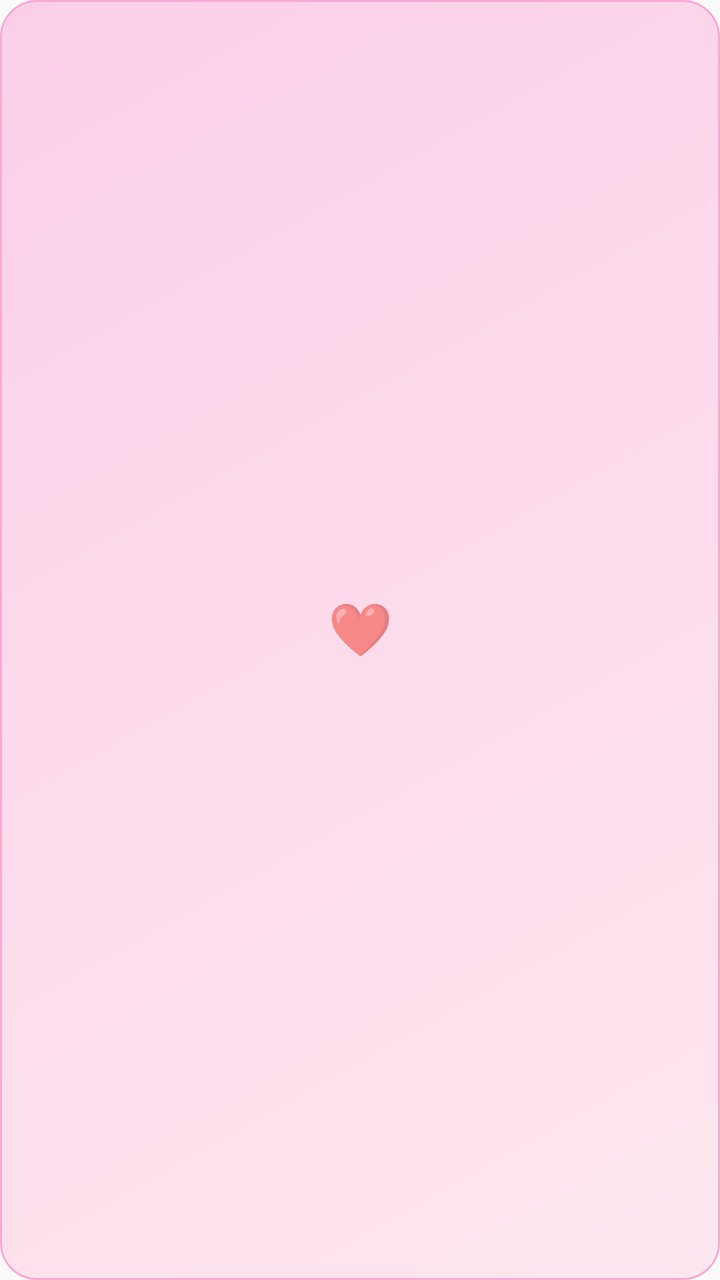
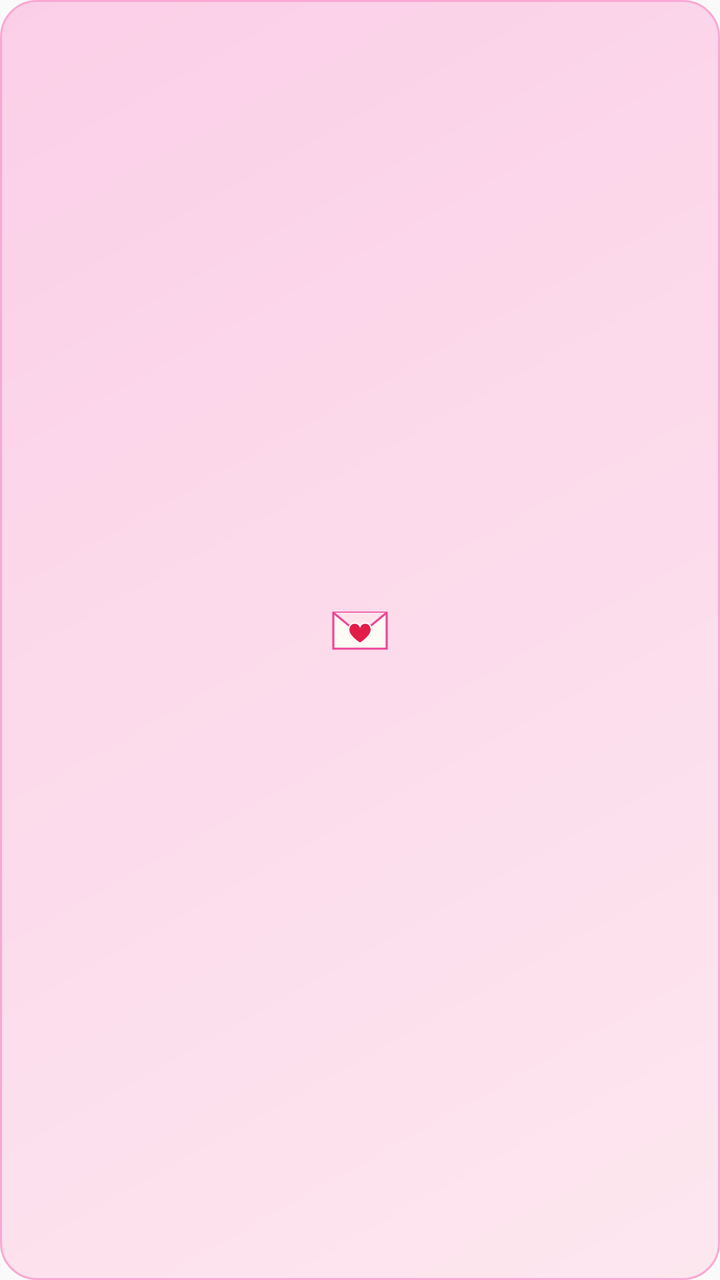

The first picture is an Android layout as it rendered before a commit; the second is the same layout after the commit. The layout source and the unified diff follow.
<!-- AndroidManifest.xml: application theme android:Theme.Material.Light.NoActionBar -->
<!-- res/layout/widget_intercourse.xml -->
<?xml version="1.0" encoding="utf-8"?>
<FrameLayout xmlns:android="http://schemas.android.com/apk/res/android"
    android:id="@+id/intercourse_root"
    android:layout_width="match_parent"
    android:layout_height="match_parent"
    android:background="@drawable/intercourse_bg">

    <LinearLayout
        android:layout_width="match_parent"
        android:layout_height="match_parent"
        android:orientation="vertical"
        android:gravity="center">

        <TextView
            android:id="@+id/tv_heart"
            android:layout_width="match_parent"
            android:layout_height="wrap_content"
            android:gravity="center"
            android:text="❤️"
            android:textSize="26sp" />

        <TextView
            android:id="@+id/tv_hint"
            android:layout_width="match_parent"
            android:layout_height="wrap_content"
            android:gravity="center"
            android:text=""
            android:textSize="9sp"
            android:textColor="#9D174D"
            android:maxLines="1" />
    </LinearLayout>

</FrameLayout>
<!-- resources referenced by this layout -->
<resources>
  <!-- drawable intercourse_bg (drawable) -->
  <?xml version="1.0" encoding="utf-8"?>
  <shape xmlns:android="http://schemas.android.com/apk/res/android" android:shape="rectangle">
      <gradient
          android:angle="135"
          android:startColor="#FDE7EF"
          android:endColor="#FBCFE8" />
      <corners android:radius="18dp" />
      <stroke android:width="1dp" android:color="#F9A8D4" />
  </shape>
</resources>

<!-- the commit's change to res/layout/widget_intercourse.xml (unified diff, before → after) -->
@@ -9,15 +9,15 @@
         android:layout_width="match_parent"
         android:layout_height="match_parent"
         android:orientation="vertical"
-        android:gravity="center">
+        android:gravity="center"
+        android:padding="2dp">
 
-        <TextView
-            android:id="@+id/tv_heart"
-            android:layout_width="match_parent"
-            android:layout_height="wrap_content"
-            android:gravity="center"
-            android:text="❤️"
-            android:textSize="26sp" />
+        <ImageView
+            android:id="@+id/iv_envelope"
+            android:layout_width="32dp"
+            android:layout_height="32dp"
+            android:src="@drawable/ic_envelope"
+            android:contentDescription="点击记录" />
 
         <TextView
             android:id="@+id/tv_hint"
@@ -25,7 +25,7 @@
             android:layout_height="wrap_content"
             android:gravity="center"
             android:text=""
-            android:textSize="9sp"
+            android:textSize="8sp"
             android:textColor="#9D174D"
             android:maxLines="1" />
     </LinearLayout>
<!-- resource entries referenced after the edit -->
@@ -1,5 +1,34 @@
 <!-- resources referenced by this layout -->
 <resources>
+  <!-- drawable ic_envelope (drawable) -->
+  <?xml version="1.0" encoding="utf-8"?>
+  <vector xmlns:android="http://schemas.android.com/apk/res/android"
+      android:width="40dp"
+      android:height="40dp"
+      android:viewportWidth="48"
+      android:viewportHeight="48">
+  
+      
+      <path
+          android:fillColor="#FFFBF5"
+          android:strokeColor="#EC4899"
+          android:strokeWidth="1.6"
+          android:pathData="M4,12 L44,12 L44,39 L4,39 Z" />
+  
+      
+      <path
+          android:fillColor="#FFE4EC"
+          android:strokeColor="#EC4899"
+          android:strokeWidth="1.6"
+          android:pathData="M4,12 L24,28.5 L44,12" />
+  
+      
+      <path
+          android:fillColor="#E11D48"
+          android:strokeColor="#FFFFFF"
+          android:strokeWidth="1"
+          android:pathData="M24,35 C24,35 15.5,29.8 15.5,24.8 C15.5,21.6 17.8,19.8 20,19.8 C21.8,19.8 23.3,20.9 24,22.4 C24.7,20.9 26.2,19.8 28,19.8 C30.2,19.8 32.5,21.6 32.5,24.8 C32.5,29.8 24,35 24,35 Z" />
+  </vector>
   <!-- drawable intercourse_bg (drawable) -->
   <?xml version="1.0" encoding="utf-8"?>
   <shape xmlns:android="http://schemas.android.com/apk/res/android" android:shape="rectangle">
